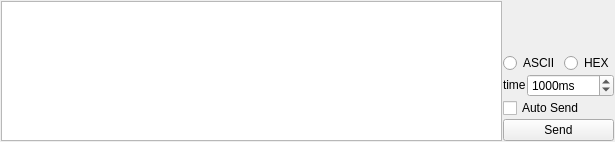
The window that src/commandwidget/commandwidget.ui (QQxiaoming/quardCRT) describes before a commit, drawn with Qt 5.
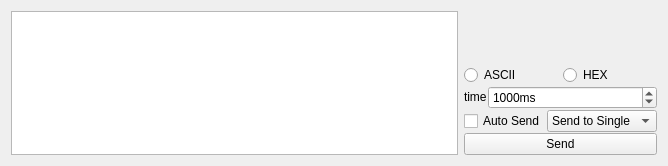
The same window after the commit.

Commit message: Add single/group/all session three modes in the send command window

```diff
--- a/src/commandwidget/commandwidget.ui
+++ b/src/commandwidget/commandwidget.ui
@@ -6,26 +6,11 @@
    <rect>
     <x>0</x>
     <y>0</y>
-    <width>615</width>
-    <height>142</height>
+    <width>668</width>
+    <height>166</height>
    </rect>
   </property>
-  <layout class="QHBoxLayout" name="horizontalLayout_3">
-   <property name="spacing">
-    <number>1</number>
-   </property>
-   <property name="leftMargin">
-    <number>1</number>
-   </property>
-   <property name="topMargin">
-    <number>1</number>
-   </property>
-   <property name="rightMargin">
-    <number>1</number>
-   </property>
-   <property name="bottomMargin">
-    <number>1</number>
-   </property>
+  <layout class="QHBoxLayout" name="horizontalLayout_4">
    <item>
     <widget class="QPlainTextEdit" name="commandPlainEdit">
      <property name="plainText">
@@ -130,11 +115,40 @@
       </layout>
      </item>
      <item>
-      <widget class="QCheckBox" name="autoSendCheckBox">
-       <property name="text">
-        <string>Auto Send</string>
-       </property>
-      </widget>
+      <layout class="QHBoxLayout" name="horizontalLayout_3">
+       <item>
+        <widget class="QCheckBox" name="autoSendCheckBox">
+         <property name="sizePolicy">
+          <sizepolicy hsizetype="Fixed" vsizetype="Fixed">
+           <horstretch>0</horstretch>
+           <verstretch>0</verstretch>
+          </sizepolicy>
+         </property>
+         <property name="text">
+          <string>Auto Send</string>
+         </property>
+        </widget>
+       </item>
+       <item>
+        <widget class="QComboBox" name="comboBoxSendMode">
+         <item>
+          <property name="text">
+           <string>Send to Single</string>
+          </property>
+         </item>
+         <item>
+          <property name="text">
+           <string>Send to Group</string>
+          </property>
+         </item>
+         <item>
+          <property name="text">
+           <string>Send to All</string>
+          </property>
+         </item>
+        </widget>
+       </item>
+      </layout>
      </item>
      <item>
       <widget class="QPushButton" name="sendPushButton">
```
The commit also changes 5 other files.
